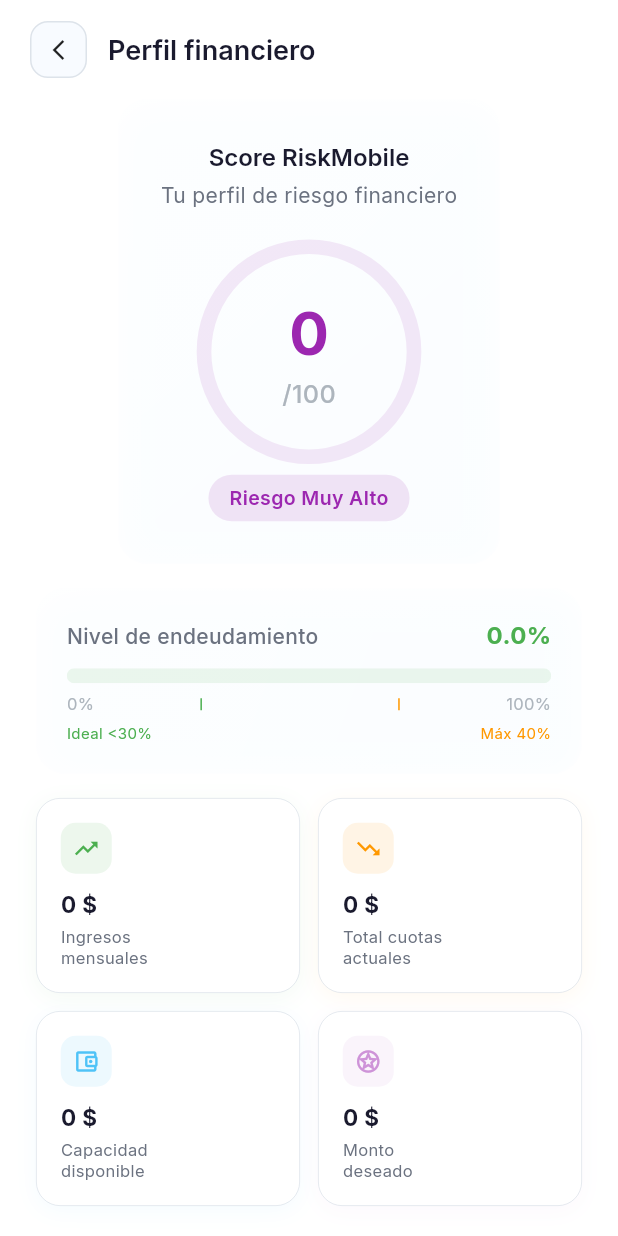
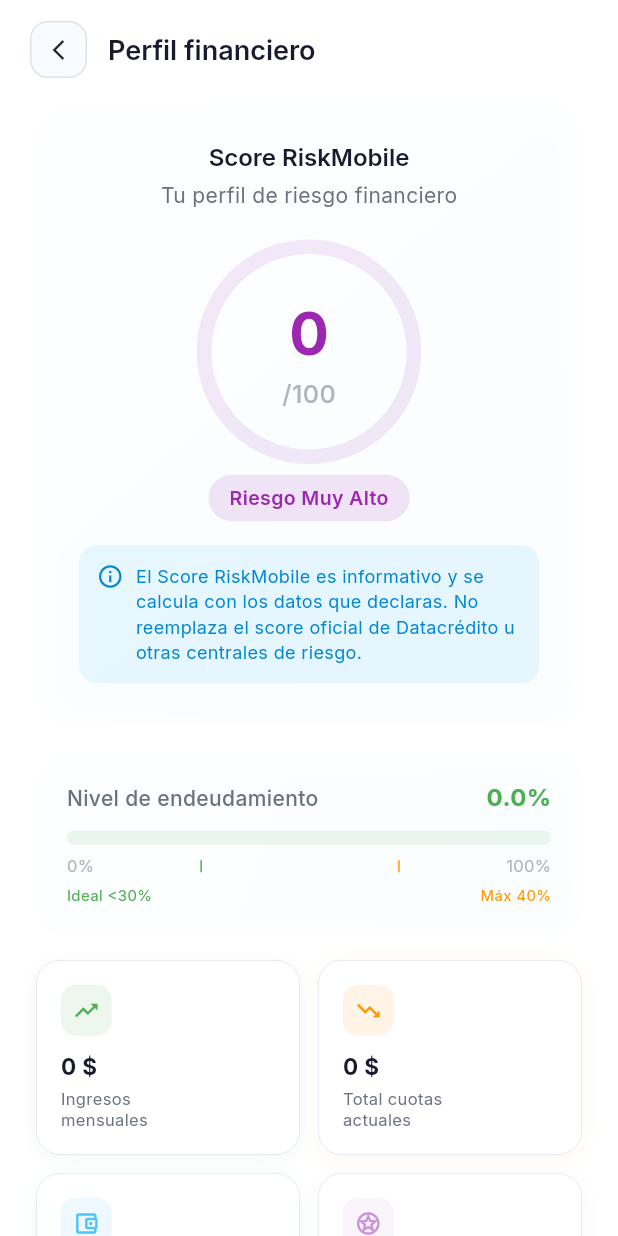
Before and after one commit to kesticar92/RiskMobile, a Flutter app: the CalculatorScreen screen opened by its route, on a phone screen of 412 x 824 dp. Run offline on Flutter 3.47's test engine with Material 3 defaults, Android fonts, the phone set to English and light mode, and no system bars; drawn by our look-alikes of flutter_animate; our stand-ins replace cloud_firestore, file_picker, firebase_auth, firebase_core, flutter_riverpod, go_router and 4 more; accounts and stored records are empty.

Commit message:
feat(calculo): completar RF13, RF15 y RF17
Ajusta capacidad disponible sin valores negativos, corrige score con antig?edad laboral y a?ade nota informativa del score. Actualiza el resumen del entregable de la sesi?n.

Made-with: Cursor

```diff
--- a/lib/core/services/firestore_service.dart
+++ b/lib/core/services/firestore_service.dart
@@ -19,6 +19,7 @@ class FirestoreService {
       totalMonthlyObligations: profile.totalMonthlyPayments,
       economicActivity: profile.economicActivity,
       hasFinancialHistory: profile.obligations.isNotEmpty,
+      monthsInActivity: profile.seniorityMonths,
     );
 
     final data = profile.toFirestore();
--- a/lib/features/calculator/presentation/screens/calculator_screen.dart
+++ b/lib/features/calculator/presentation/screens/calculator_screen.dart
@@ -128,6 +128,32 @@ class _CalculatorScreenState extends ConsumerState<CalculatorScreen> {
                   score: p.riskScore,
                   label: p.riskLabel,
                   size: 140,
+                ),
+                const SizedBox(height: 16),
+                Container(
+                  padding: const EdgeInsets.all(12),
+                  decoration: BoxDecoration(
+                    color: AppColors.blueTranslucent,
+                    borderRadius: BorderRadius.circular(12),
+                  ),
+                  child: Row(
+                    crossAxisAlignment: CrossAxisAlignment.start,
+                    children: [
+                      Icon(Icons.info_outline,
+                          size: 18, color: AppColors.primaryBlueDark),
+                      const SizedBox(width: 8),
+                      Expanded(
+                        child: Text(
+                          'El Score RiskMobile es informativo y se calcula con los datos que declaras. '
+                          'No reemplaza el score oficial de Datacrédito u otras centrales de riesgo.',
+                          style: TextStyle(
+                            fontSize: 12,
+                            color: AppColors.primaryBlueDark,
+                          ),
+                        ),
+                      ),
+                    ],
+                  ),
                 ),
               ],
             ),
--- a/lib/shared/models/financial_profile_model.dart
+++ b/lib/shared/models/financial_profile_model.dart
@@ -1,4 +1,5 @@
 import 'package:cloud_firestore/cloud_firestore.dart';
+import 'dart:math' as math;
 import '../../core/constants/app_constants.dart';
 
 class FinancialObligation {
@@ -51,7 +52,7 @@ class FinancialProfileModel {
       monthlyIncome > 0 ? totalMonthlyPayments / monthlyIncome : 0;
 
   double get availableCapacity =>
-      (monthlyIncome * AppConstants.debtCapacityLimit) - totalMonthlyPayments;
+      math.max(0, (monthlyIncome * AppConstants.debtCapacityLimit) - totalMonthlyPayments);
 
   // Intención del cliente
   double desiredAmount;
```
Also changed, not shown: 1 other file.
